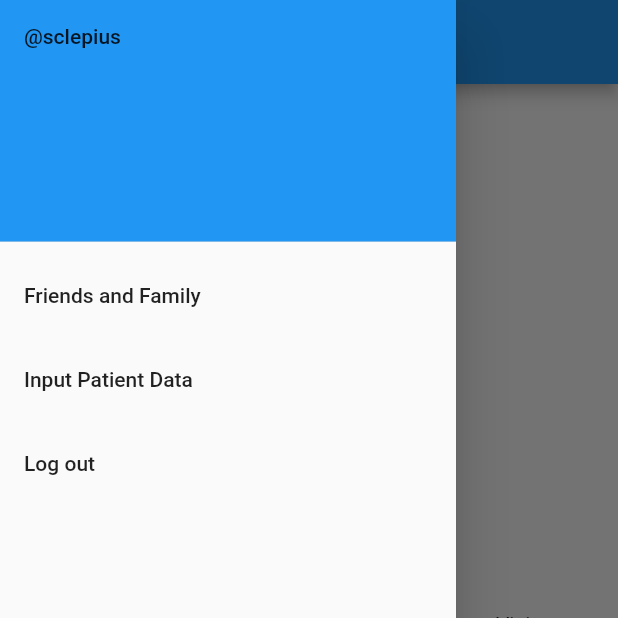
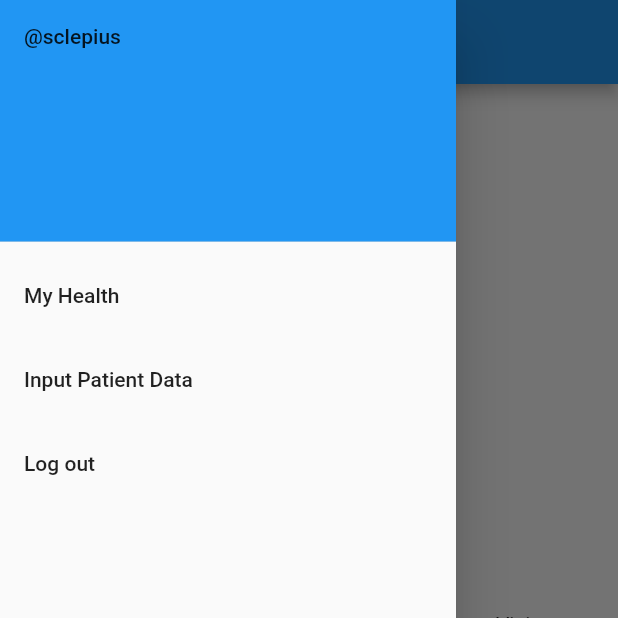
Before and after one commit to IvanIsCoding/Farmaci.ai, a Flutter app: the MyHomePage screen opened directly with empty values, with the side drawer open, on a phone screen of 412 x 824 dp, the top half of it. Run offline on Flutter 3.47's test engine with Material 2 defaults, Android fonts, the phone set to English and light mode, and no system bars; missing offline and left inert: at_client, at_client_mobile, at_commons, at_demo_data, at_server_status.

Commit message:
Small name change

```diff
--- a/lib/homepage.dart
+++ b/lib/homepage.dart
@@ -56,7 +56,7 @@ class _MyHomePageState extends State<MyHomePage> {
               ),
             ),
             ListTile(
-                title: Text('Friends and Family'),
+                title: Text('My Health'),
                 onTap: () {
                   setState(() {
                     index = 1;
```
